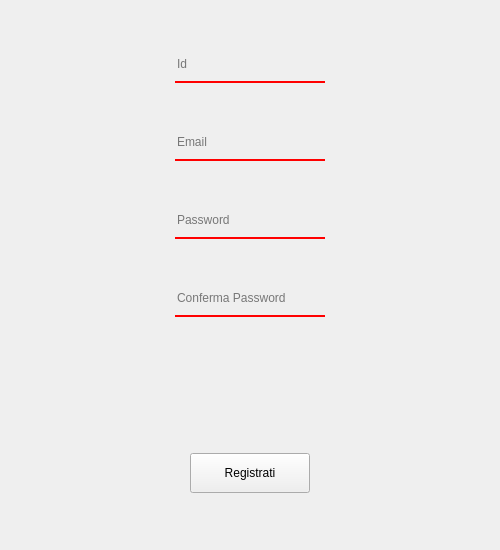
Before: the Qt Designer form projectIS/home/view/vistaregisterdipendente.ui in chritianchiappa/progetto_panificio, drawn with Qt 5.
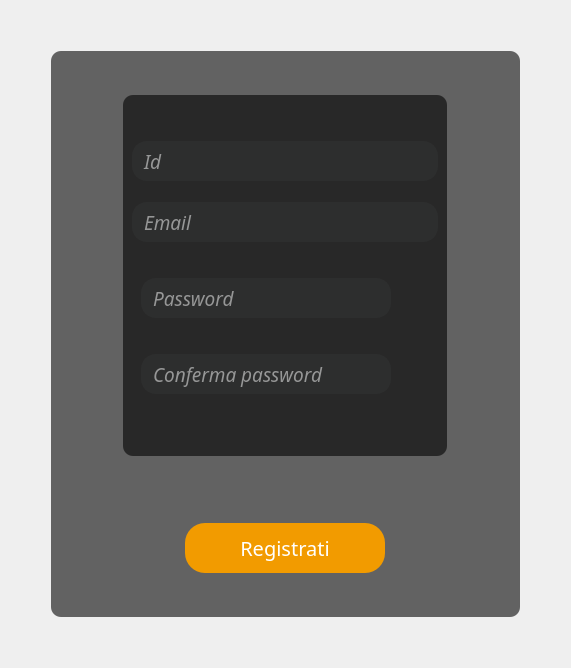
After: the same form once the commit is applied. Icons and pictures are not drawn.

What changed in the file:
```diff
--- a/projectIS/home/view/vistaregisterdipendente.ui
+++ b/projectIS/home/view/vistaregisterdipendente.ui
@@ -1,138 +1,638 @@
 <?xml version="1.0" encoding="UTF-8"?>
 <ui version="4.0">
- <class>Frame</class>
- <widget class="QFrame" name="Frame">
+ <class>Form</class>
+ <widget class="QWidget" name="Form">
   <property name="geometry">
    <rect>
     <x>0</x>
     <y>0</y>
-    <width>500</width>
-    <height>550</height>
+    <width>571</width>
+    <height>668</height>
    </rect>
   </property>
   <property name="minimumSize">
    <size>
     <width>500</width>
-    <height>550</height>
+    <height>600</height>
+   </size>
+  </property>
+  <property name="maximumSize">
+   <size>
+    <width>600</width>
+    <height>700</height>
    </size>
   </property>
   <property name="windowTitle">
    <string>Frame</string>
   </property>
-  <layout class="QVBoxLayout" name="verticalLayout">
-   <item alignment="Qt::AlignHCenter">
-    <widget class="QLineEdit" name="id">
-     <property name="minimumSize">
+  <layout class="QGridLayout" name="gridLayout">
+   <item row="1" column="0">
+    <spacer name="horizontalSpacer">
+     <property name="orientation">
+      <enum>Qt::Horizontal</enum>
+     </property>
+     <property name="sizeType">
+      <enum>QSizePolicy::Fixed</enum>
+     </property>
+     <property name="sizeHint" stdset="0">
       <size>
-       <width>150</width>
-       <height>30</height>
+       <width>40</width>
+       <height>20</height>
       </size>
      </property>
-     <property name="styleSheet">
-      <string notr="true">background-color: rgba(0,0,0,0);
-border:none;
-border-bottom:2px solid red;
-padding-bottom:7px;</string>
+    </spacer>
+   </item>
+   <item row="1" column="2">
+    <spacer name="horizontalSpacer_2">
+     <property name="orientation">
+      <enum>Qt::Horizontal</enum>
      </property>
-     <property name="placeholderText">
-      <string>Id</string>
+     <property name="sizeType">
+      <enum>QSizePolicy::Fixed</enum>
      </property>
-    </widget>
-   </item>
-   <item alignment="Qt::AlignHCenter">
-    <widget class="QLineEdit" name="email">
-     <property name="minimumSize">
+     <property name="sizeHint" stdset="0">
       <size>
-       <width>150</width>
-       <height>30</height>
+       <width>40</width>
+       <height>40</height>
       </size>
      </property>
-     <property name="styleSheet">
-      <string notr="true">background-color: rgba(0,0,0,0);
-border:none;
-border-bottom:2px solid red;
-padding-bottom:7px;</string>
+    </spacer>
+   </item>
+   <item row="0" column="1">
+    <spacer name="verticalSpacer">
+     <property name="orientation">
+      <enum>Qt::Vertical</enum>
      </property>
-     <property name="placeholderText">
-      <string>Email</string>
+     <property name="sizeType">
+      <enum>QSizePolicy::Fixed</enum>
      </property>
-    </widget>
-   </item>
-   <item alignment="Qt::AlignHCenter">
-    <widget class="QLineEdit" name="password">
-     <property name="minimumSize">
+     <property name="sizeHint" stdset="0">
       <size>
-       <width>150</width>
-       <height>30</height>
+       <width>20</width>
+       <height>40</height>
       </size>
      </property>
-     <property name="styleSheet">
-      <string notr="true">background-color: rgba(0,0,0,0);
-border:none;
-border-bottom:2px solid red;
-padding-bottom:7px;</string>
-     </property>
-     <property name="echoMode">
-      <enum>QLineEdit::Password</enum>
-     </property>
-     <property name="placeholderText">
-      <string>Password</string>
-     </property>
-    </widget>
+    </spacer>
    </item>
-   <item alignment="Qt::AlignHCenter">
-    <widget class="QLineEdit" name="cpassword">
+   <item row="1" column="1">
+    <widget class="QFrame" name="frame">
+     <property name="sizePolicy">
+      <sizepolicy hsizetype="Expanding" vsizetype="Expanding">
+       <horstretch>0</horstretch>
+       <verstretch>0</verstretch>
+      </sizepolicy>
+     </property>
      <property name="minimumSize">
       <size>
-       <width>150</width>
-       <height>30</height>
+       <width>400</width>
+       <height>500</height>
       </size>
      </property>
+     <property name="autoFillBackground">
+      <bool>false</bool>
+     </property>
      <property name="styleSheet">
-      <string notr="true">background-color: rgba(0,0,0,0);
-border:none;
-border-bottom:2px solid red;
-padding-bottom:7px;</string>
+      <string notr="true">border-radius:10px;
+background:transparent;
+background-color: rgba(0,0,0,150)</string>
      </property>
-     <property name="echoMode">
-      <enum>QLineEdit::Password</enum>
+     <property name="frameShape">
+      <enum>QFrame::StyledPanel</enum>
      </property>
-     <property name="placeholderText">
-      <string>Conferma Password</string>
+     <property name="frameShadow">
+      <enum>QFrame::Sunken</enum>
      </property>
+     <property name="lineWidth">
+      <number>3</number>
+     </property>
+     <layout class="QVBoxLayout" name="verticalLayout">
+      <item>
+       <spacer name="verticalSpacer_3">
+        <property name="orientation">
+         <enum>Qt::Vertical</enum>
+        </property>
+        <property name="sizeType">
+         <enum>QSizePolicy::Expanding</enum>
+        </property>
+        <property name="sizeHint" stdset="0">
+         <size>
+          <width>20</width>
+          <height>40</height>
+         </size>
+        </property>
+       </spacer>
+      </item>
+      <item alignment="Qt::AlignHCenter">
+       <widget class="QFrame" name="frame_2">
+        <property name="sizePolicy">
+         <sizepolicy hsizetype="Expanding" vsizetype="Expanding">
+          <horstretch>0</horstretch>
+          <verstretch>0</verstretch>
+         </sizepolicy>
+        </property>
+        <property name="frameShape">
+         <enum>QFrame::StyledPanel</enum>
+        </property>
+        <property name="frameShadow">
+         <enum>QFrame::Raised</enum>
+        </property>
+        <layout class="QVBoxLayout" name="verticalLayout_2">
+         <item>
+          <spacer name="verticalSpacer_7">
+           <property name="orientation">
+            <enum>Qt::Vertical</enum>
+           </property>
+           <property name="sizeHint" stdset="0">
+            <size>
+             <width>20</width>
+             <height>40</height>
+            </size>
+           </property>
+          </spacer>
+         </item>
+         <item>
+          <widget class="QLineEdit" name="id">
+           <property name="sizePolicy">
+            <sizepolicy hsizetype="Expanding" vsizetype="Fixed">
+             <horstretch>0</horstretch>
+             <verstretch>0</verstretch>
+            </sizepolicy>
+           </property>
+           <property name="minimumSize">
+            <size>
+             <width>250</width>
+             <height>40</height>
+            </size>
+           </property>
+           <property name="font">
+            <font>
+             <family>American Typewriter</family>
+             <pointsize>14</pointsize>
+             <italic>true</italic>
+            </font>
+           </property>
+           <property name="styleSheet">
+            <string notr="true">QLineEdit{
+color: #FFF;
+padding-left:8px;
+padding-right:8px;
+border:2px solid rgb(45, 46, 46);
+border-radius:15px;
+	background-color: rgb(45, 46, 46);
+}
+QLineEdit:hover{
+border:2px solid rgb(45, 46, 46);
+}
+QLineEdit:focus{
+border:2px solid rgb(242, 155, 0);
+}</string>
+           </property>
+           <property name="placeholderText">
+            <string>Id</string>
+           </property>
+           <property name="clearButtonEnabled">
+            <bool>false</bool>
+           </property>
+          </widget>
+         </item>
+         <item>
+          <spacer name="verticalSpacer_4">
+           <property name="orientation">
+            <enum>Qt::Vertical</enum>
+           </property>
+           <property name="sizeType">
+            <enum>QSizePolicy::Fixed</enum>
+           </property>
+           <property name="sizeHint" stdset="0">
+            <size>
+             <width>20</width>
+             <height>15</height>
+            </size>
+           </property>
+          </spacer>
+         </item>
+         <item>
+          <widget class="QLineEdit" name="email">
+           <property name="sizePolicy">
+            <sizepolicy hsizetype="Expanding" vsizetype="Fixed">
+             <horstretch>0</horstretch>
+             <verstretch>0</verstretch>
+            </sizepolicy>
+           </property>
+           <property name="minimumSize">
+            <size>
+             <width>250</width>
+             <height>40</height>
+            </size>
+           </property>
+           <property name="font">
+            <font>
+             <family>American Typewriter</family>
+             <pointsize>14</pointsize>
+             <italic>true</italic>
+            </font>
+           </property>
+           <property name="styleSheet">
+            <string notr="true">QLineEdit{
+color: #FFF;
+padding-left:8px;
+padding-right:8px;
+border:2px solid rgb(45, 46, 46);
+border-radius:15px;
+	background-color: rgb(45, 46, 46);
+}
+QLineEdit:hover{
+border:2px solid rgb(45, 46, 46);
+}
+QLineEdit:focus{
+border:2px solid rgb(242, 155, 0);
+}</string>
+           </property>
+           <property name="placeholderText">
+            <string>Email</string>
+           </property>
+           <property name="clearButtonEnabled">
+            <bool>false</bool>
+           </property>
+          </widget>
+         </item>
+         <item>
+          <spacer name="verticalSpacer_6">
+           <property name="orientation">
+            <enum>Qt::Vertical</enum>
+           </property>
+           <property name="sizeType">
+            <enum>QSizePolicy::Fixed</enum>
+           </property>
+           <property name="sizeHint" stdset="0">
+            <size>
+             <width>20</width>
+             <height>15</height>
+            </size>
+           </property>
+          </spacer>
+         </item>
+         <item>
+          <widget class="QFrame" name="frame_4">
+           <property name="sizePolicy">
+            <sizepolicy hsizetype="Expanding" vsizetype="Expanding">
+             <horstretch>0</horstretch>
+             <verstretch>0</verstretch>
+            </sizepolicy>
+           </property>
+           <property name="minimumSize">
+            <size>
+             <width>300</width>
+             <height>70</height>
+            </size>
+           </property>
+           <property name="styleSheet">
+            <string notr="true">background:none</string>
+           </property>
+           <property name="frameShape">
+            <enum>QFrame::StyledPanel</enum>
+           </property>
+           <property name="frameShadow">
+            <enum>QFrame::Raised</enum>
+           </property>
+           <layout class="QHBoxLayout" name="horizontalLayout_3">
+            <item alignment="Qt::AlignHCenter">
+             <widget class="QLineEdit" name="password">
+              <property name="sizePolicy">
+               <sizepolicy hsizetype="Expanding" vsizetype="Fixed">
+                <horstretch>0</horstretch>
+                <verstretch>0</verstretch>
+               </sizepolicy>
+              </property>
+              <property name="minimumSize">
+               <size>
+                <width>250</width>
+                <height>40</height>
+               </size>
+              </property>
+              <property name="font">
+               <font>
+                <family>American Typewriter</family>
+                <pointsize>14</pointsize>
+                <italic>true</italic>
+                <bold>false</bold>
+                <underline>false</underline>
+               </font>
+              </property>
+              <property name="styleSheet">
+               <string notr="true">QLineEdit{
+color: #FFF;
+padding-left:8px;
+padding-right:8px;
+border:2px solid rgb(45, 46, 46);
+border-radius:15px;
+	background-color: rgb(45, 46, 46);
+}
+QLineEdit:hover{
+border:2px solid rgb(45, 46, 46);
+}
+QLineEdit:focus{
+border:2px solid rgb(255, 148, 8);
+}</string>
+              </property>
+              <property name="maxLength">
+               <number>100</number>
+              </property>
+              <property name="echoMode">
+               <enum>QLineEdit::Password</enum>
+              </property>
+              <property name="placeholderText">
+               <string>Password</string>
+              </property>
+              <property name="clearButtonEnabled">
+               <bool>false</bool>
+              </property>
+             </widget>
+            </item>
+            <item>
+             <widget class="QPushButton" name="sp_button">
+              <property name="cursor">
+               <cursorShape>PointingHandCursor</cursorShape>
+              </property>
+              <property name="text">
+               <string/>
+              </property>
+              <property name="icon">
+               <iconset>
+                <normaloff>:/icone/icone/hidepass.png</normaloff>
+                <normalon>:/icone/icone/showpass.png</normalon>:/icone/icone/hidepass.png</iconset>
+              </property>
+              <property name="iconSize">
+               <size>
+                <width>32</width>
+                <height>32</height>
+               </size>
+              </property>
+              <property name="checkable">
+               <bool>true</bool>
+              </property>
+              <property name="checked">
+               <bool>false</bool>
+              </property>
+              <property name="autoRepeat">
+               <bool>false</bool>
+              </property>
+             </widget>
+            </item>
+           </layout>
+          </widget>
+         </item>
+         <item>
+          <widget class="QFrame" name="frame_5">
+           <property name="sizePolicy">
+            <sizepolicy hsizetype="Expanding" vsizetype="Expanding">
+             <horstretch>0</horstretch>
+             <verstretch>0</verstretch>
+            </sizepolicy>
+           </property>
+           <property name="minimumSize">
+            <size>
+             <width>300</width>
+             <height>70</height>
+            </size>
+           </property>
+           <property name="styleSheet">
+            <string notr="true">background:none</string>
+           </property>
+           <property name="frameShape">
+            <enum>QFrame::StyledPanel</enum>
+           </property>
+           <property name="frameShadow">
+            <enum>QFrame::Raised</enum>
+           </property>
+           <layout class="QHBoxLayout" name="horizontalLayout_4">
+            <item alignment="Qt::AlignHCenter">
+             <widget class="QLineEdit" name="cpassword">
+              <property name="sizePolicy">
+               <sizepolicy hsizetype="Expanding" vsizetype="Fixed">
+                <horstretch>0</horstretch>
+                <verstretch>0</verstretch>
+               </sizepolicy>
+              </property>
+              <property name="minimumSize">
+               <size>
+                <width>250</width>
+                <height>40</height>
+               </size>
+              </property>
+              <property name="font">
+               <font>
+                <family>American Typewriter</family>
+                <pointsize>14</pointsize>
+                <italic>true</italic>
+                <bold>false</bold>
+                <underline>false</underline>
+               </font>
+              </property>
+              <property name="styleSheet">
+               <string notr="true">QLineEdit{
+color: #FFF;
+padding-left:8px;
+padding-right:8px;
+border:2px solid rgb(45, 46, 46);
+border-radius:15px;
+	background-color: rgb(45, 46, 46);
+}
+QLineEdit:hover{
+border:2px solid rgb(45, 46, 46);
+}
+QLineEdit:focus{
+border:2px solid rgb(255, 148, 8);
+}</string>
+              </property>
+              <property name="maxLength">
+               <number>100</number>
+              </property>
+              <property name="echoMode">
+               <enum>QLineEdit::Password</enum>
+              </property>
+              <property name="placeholderText">
+               <string>Conferma password</string>
+              </property>
+              <property name="clearButtonEnabled">
+               <bool>false</bool>
+              </property>
+             </widget>
+            </item>
+            <item>
+             <widget class="QPushButton" name="sp_button_2">
+              <property name="cursor">
+               <cursorShape>PointingHandCursor</cursorShape>
+              </property>
+              <property name="text">
+               <string/>
+              </property>
+              <property name="icon">
+               <iconset>
+                <normaloff>:/icone/icone/hidepass.png</normaloff>
+                <normalon>:/icone/icone/showpass.png</normalon>:/icone/icone/hidepass.png</iconset>
+              </property>
+              <property name="iconSize">
+               <size>
+                <width>32</width>
+                <height>32</height>
+               </size>
+              </property>
+              <property name="checkable">
+               <bool>true</bool>
+              </property>
+              <property name="checked">
+               <bool>false</bool>
+              </property>
+              <property name="autoRepeat">
+               <bool>false</bool>
+              </property>
+             </widget>
+            </item>
+           </layout>
+          </widget>
+         </item>
+         <item>
+          <spacer name="verticalSpacer_8">
+           <property name="orientation">
+            <enum>Qt::Vertical</enum>
+           </property>
+           <property name="sizeHint" stdset="0">
+            <size>
+             <width>20</width>
+             <height>40</height>
+            </size>
+           </property>
+          </spacer>
+         </item>
+        </layout>
+       </widget>
+      </item>
+      <item alignment="Qt::AlignHCenter">
+       <widget class="QLabel" name="error">
+        <property name="sizePolicy">
+         <sizepolicy hsizetype="Expanding" vsizetype="Fixed">
+          <horstretch>0</horstretch>
+          <verstretch>0</verstretch>
+         </sizepolicy>
+        </property>
+        <property name="minimumSize">
+         <size>
+          <width>350</width>
+          <height>35</height>
+         </size>
+        </property>
+        <property name="styleSheet">
+         <string notr="true">font: 16pt &quot;American Typewriter&quot;;
+color:rgb(255, 37, 0);
+background:none;
+alignment:center;</string>
+        </property>
+        <property name="lineWidth">
+         <number>2</number>
+        </property>
+        <property name="text">
+         <string/>
+        </property>
+        <property name="wordWrap">
+         <bool>false</bool>
+        </property>
+       </widget>
+      </item>
+      <item>
+       <spacer name="verticalSpacer_2">
+        <property name="orientation">
+         <enum>Qt::Vertical</enum>
+        </property>
+        <property name="sizeType">
+         <enum>QSizePolicy::Fixed</enum>
+        </property>
+        <property name="sizeHint" stdset="0">
+         <size>
+          <width>20</width>
+          <height>20</height>
+         </size>
+        </property>
+       </spacer>
+      </item>
+      <item alignment="Qt::AlignHCenter">
+       <widget class="QPushButton" name="registrati_button">
+        <property name="minimumSize">
+         <size>
+          <width>200</width>
+          <height>50</height>
+         </size>
+        </property>
+        <property name="font">
+         <font>
+          <family>American Typewriter</family>
+          <pointsize>15</pointsize>
+          <bold>false</bold>
+         </font>
+        </property>
+        <property name="cursor">
+         <cursorShape>PointingHandCursor</cursorShape>
+        </property>
+        <property name="styleSheet">
+         <string notr="true">QPushButton{
+   
+	background-color: rgb(242, 155, 0);
+     border:none;
+     color:rgb(255,255,255); 
+     border-radius:20px;
+   
+}
+QPushButton:hover {
+	
+	background-color: rgba(242, 155, 20,150);
+     border-left: 2px solid rgb(173, 107,0);
+     border-right: 2px solid rgb(173, 107,0);
+     border-bottom: 3px solid rgb(173, 107,0);
+}
+QPushButton:pressed {
+	
+	background-color: rgba(255, 224, 0,75);
+     border-left: 2px solid rgb(173, 107,0);
+     border-right: 2px solid rgb(173, 107,0); 
+     border-bottom: none;
+}</string>
+        </property>
+        <property name="text">
+         <string>Registrati</string>
+        </property>
+       </widget>
+      </item>
+      <item>
+       <spacer name="verticalSpacer_9">
+        <property name="orientation">
+         <enum>Qt::Vertical</enum>
+        </property>
+        <property name="sizeHint" stdset="0">
+         <size>
+          <width>20</width>
+          <height>40</height>
+         </size>
+        </property>
+       </spacer>
+      </item>
+     </layout>
     </widget>
    </item>
-   <item alignment="Qt::AlignHCenter">
-    <widget class="QLabel" name="error">
-     <property name="minimumSize">
-      <size>
-       <width>150</width>
-       <height>40</height>
-      </size>
+   <item row="3" column="1">
+    <spacer name="verticalSpacer_5">
+     <property name="orientation">
+      <enum>Qt::Vertical</enum>
      </property>
-     <property name="maximumSize">
-      <size>
-       <width>150</width>
-       <height>40</height>
-      </size>
+     <property name="sizeType">
+      <enum>QSizePolicy::Fixed</enum>
      </property>
-     <property name="text">
-      <string/>
-     </property>
-    </widget>
-   </item>
-   <item alignment="Qt::AlignHCenter">
-    <widget class="QPushButton" name="cc_button">
-     <property name="minimumSize">
+     <property name="sizeHint" stdset="0">
       <size>
-       <width>120</width>
+       <width>20</width>
        <height>40</height>
       </size>
      </property>
-     <property name="text">
-      <string>Registrati</string>
-     </property>
-    </widget>
+    </spacer>
    </item>
   </layout>
  </widget>
```
Left out of the diff: 2 changed lines with no effect on the pictures.
